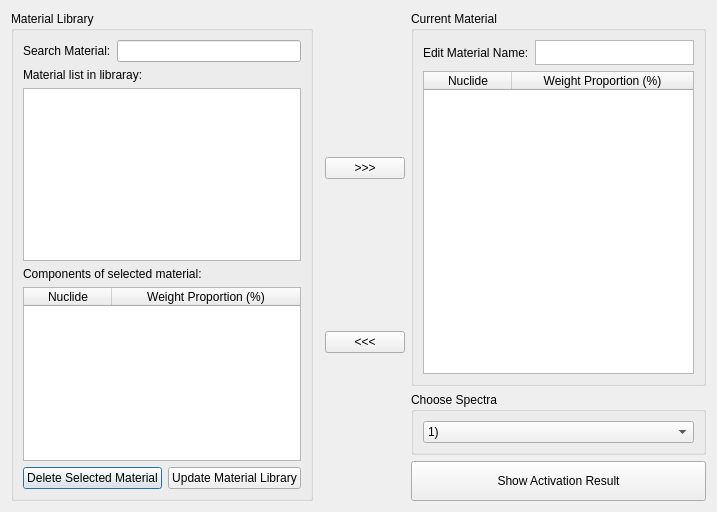
Old version of the form iterui/ui/InputDlg.ui in the repository theysp/FDSNMH_GUI.
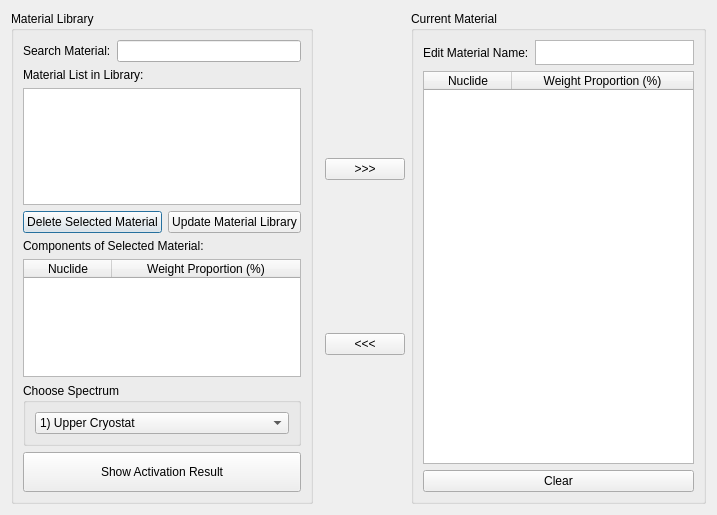
New version of the form. Custom widgets are drawn as their Qt base class.

Patch:
```diff
--- a/iterui/ui/InputDlg.ui
+++ b/iterui/ui/InputDlg.ui
@@ -10,7 +10,7 @@
     <x>0</x>
     <y>0</y>
     <width>717</width>
-    <height>512</height>
+    <height>515</height>
    </rect>
   </property>
   <property name="minimumSize">
@@ -47,7 +47,7 @@
          <property name="title">
           <string>Material Library</string>
          </property>
-         <layout class="QVBoxLayout" name="verticalLayout_7" stretch="0,0,0,0,0,0">
+         <layout class="QVBoxLayout" name="verticalLayout_7" stretch="0,0,0,0,0,0,0,0">
           <item>
            <layout class="QHBoxLayout" name="horizontalLayout_2">
             <property name="topMargin">
@@ -68,7 +68,7 @@
           <item>
            <widget class="QLabel" name="label_2">
             <property name="text">
-             <string>Material list in libraray:</string>
+             <string>Material List in Library:</string>
             </property>
            </widget>
           </item>
@@ -79,39 +79,6 @@
             </property>
            </widget>
           </item>
-          <item>
-           <widget class="QLabel" name="label">
-            <property name="text">
-             <string>Components of selected material:</string>
-            </property>
-           </widget>
-          </item>
-          <item>
-           <widget class="QTableWidgetMaterial" name="tableWidgetSelectedMatComposition">
-            <attribute name="horizontalHeaderVisible">
-             <bool>true</bool>
-            </attribute>
-            <attribute name="horizontalHeaderDefaultSectionSize">
-             <number>88</number>
-            </attribute>
-            <attribute name="horizontalHeaderStretchLastSection">
-             <bool>true</bool>
-            </attribute>
-            <attribute name="verticalHeaderVisible">
-             <bool>false</bool>
-            </attribute>
-            <column>
-             <property name="text">
-              <string>Nuclide</string>
-             </property>
-            </column>
-            <column>
-             <property name="text">
-              <string>Weight Proportion (%)</string>
-             </property>
-            </column>
-           </widget>
-          </item>
           <item>
            <layout class="QHBoxLayout" name="horizontalLayout_5">
             <property name="topMargin">
@@ -133,6 +100,107 @@
             </item>
            </layout>
           </item>
+          <item>
+           <widget class="QLabel" name="label">
+            <property name="text">
+             <string>Components of Selected Material:</string>
+            </property>
+           </widget>
+          </item>
+          <item>
+           <widget class="QTableWidgetMaterial" name="tableWidgetSelectedMatComposition">
+            <attribute name="horizontalHeaderVisible">
+             <bool>true</bool>
+            </attribute>
+            <attribute name="horizontalHeaderDefaultSectionSize">
+             <number>88</number>
+            </attribute>
+            <attribute name="horizontalHeaderStretchLastSection">
+             <bool>true</bool>
+            </attribute>
+            <attribute name="verticalHeaderVisible">
+             <bool>false</bool>
+            </attribute>
+            <column>
+             <property name="text">
+              <string>Nuclide</string>
+             </property>
+            </column>
+            <column>
+             <property name="text">
+              <string>Weight Proportion (%)</string>
+             </property>
+            </column>
+           </widget>
+          </item>
+          <item>
+           <widget class="QGroupBox" name="groupBox">
+            <property name="title">
+             <string>Choose Spectrum</string>
+            </property>
+            <layout class="QVBoxLayout" name="verticalLayout_5">
+             <item>
+              <widget class="QComboBox" name="comboBoxSelectSpectra">
+               <property name="editable">
+                <bool>false</bool>
+               </property>
+               <property name="maxVisibleItems">
+                <number>6</number>
+               </property>
+               <property name="insertPolicy">
+                <enum>QComboBox::NoInsert</enum>
+               </property>
+               <property name="duplicatesEnabled">
+                <bool>true</bool>
+               </property>
+               <item>
+                <property name="text">
+                 <string>1) Upper Cryostat</string>
+                </property>
+               </item>
+               <item>
+                <property name="text">
+                 <string>2) Rear of equatorial port </string>
+                </property>
+               </item>
+               <item>
+                <property name="text">
+                 <string>3) Beneath lower port extension</string>
+                </property>
+               </item>
+               <item>
+                <property name="text">
+                 <string>4) Cryostat basement</string>
+                </property>
+               </item>
+               <item>
+                <property name="text">
+                 <string>5) Port cell</string>
+                </property>
+               </item>
+               <item>
+                <property name="text">
+                 <string>6) Neutral beam cell</string>
+                </property>
+               </item>
+              </widget>
+             </item>
+            </layout>
+           </widget>
+          </item>
+          <item>
+           <widget class="QPushButton" name="pushButtonShowResult">
+            <property name="minimumSize">
+             <size>
+              <width>0</width>
+              <height>40</height>
+             </size>
+            </property>
+            <property name="text">
+             <string>Show Activation Result</string>
+            </property>
+           </widget>
+          </item>
          </layout>
         </widget>
        </item>
@@ -241,59 +309,11 @@
             </column>
            </widget>
           </item>
-         </layout>
-        </widget>
-       </item>
-       <item>
-        <widget class="QGroupBox" name="groupBox">
-         <property name="title">
-          <string>Choose Spectra</string>
-         </property>
-         <layout class="QVBoxLayout" name="verticalLayout_5">
           <item>
-           <widget class="QComboBox" name="comboBoxSelectSpectra">
-            <property name="editable">
-             <bool>false</bool>
+           <widget class="QPushButton" name="pushButtonClearCurrentMat">
+            <property name="text">
+             <string>Clear</string>
             </property>
-            <property name="maxVisibleItems">
-             <number>6</number>
-            </property>
-            <property name="insertPolicy">
-             <enum>QComboBox::NoInsert</enum>
-            </property>
-            <property name="duplicatesEnabled">
-             <bool>true</bool>
-            </property>
-            <item>
-             <property name="text">
-              <string>1) </string>
-             </property>
-            </item>
-            <item>
-             <property name="text">
-              <string>2) </string>
-             </property>
-            </item>
-            <item>
-             <property name="text">
-              <string>3)</string>
-             </property>
-            </item>
-            <item>
-             <property name="text">
-              <string>4)</string>
-             </property>
-            </item>
-            <item>
-             <property name="text">
-              <string>5)</string>
-             </property>
-            </item>
-            <item>
-             <property name="text">
-              <string>6)</string>
-             </property>
-            </item>
            </widget>
           </item>
          </layout>
@@ -304,19 +324,6 @@
          <property name="topMargin">
           <number>0</number>
          </property>
-         <item>
-          <widget class="QPushButton" name="pushButtonShowResult">
-           <property name="minimumSize">
-            <size>
-             <width>0</width>
-             <height>40</height>
-            </size>
-           </property>
-           <property name="text">
-            <string>Show Activation Result</string>
-           </property>
-          </widget>
-         </item>
         </layout>
        </item>
       </layout>
```
Left out of the diff: 2 changed lines with no effect on the pictures.
